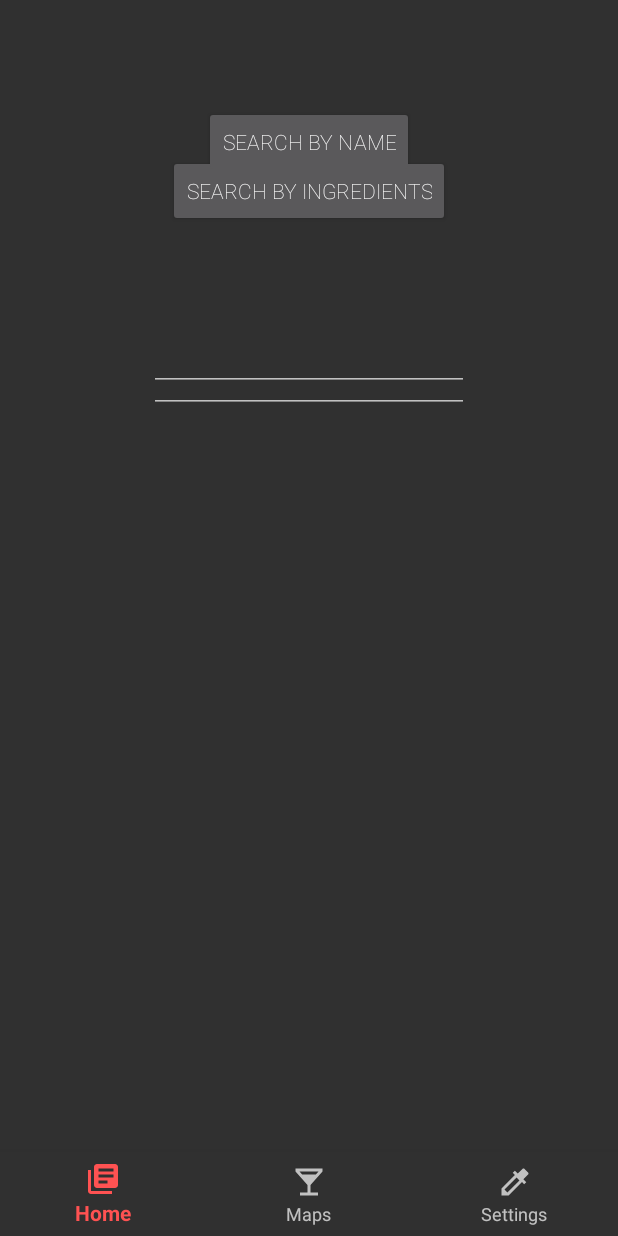
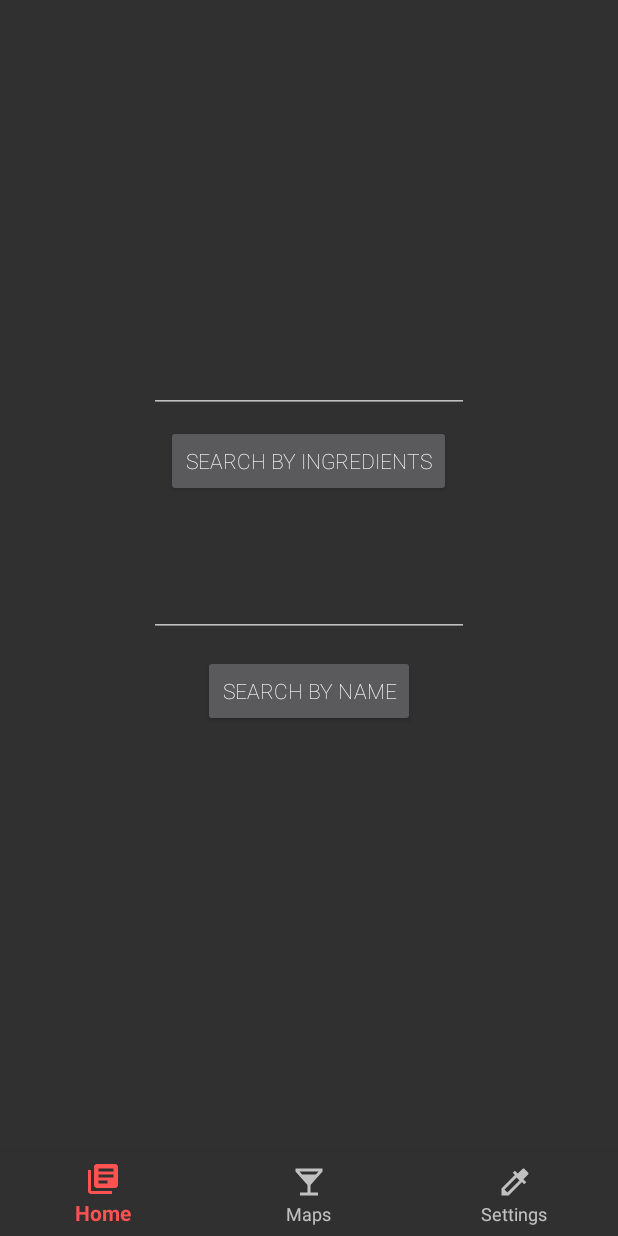
Before and after one commit to MysteryGenius/MezclaMAD, an Android app: the fragment SearchFragment placed in its activity, on a phone screen of 412 x 824 dp. Run offline under Robolectric (Android 15) with nearby library versions, the phone set to English and light mode, and no system bars.

Commit message:
Update for launch

```diff
--- a/app/src/main/res/layout/fragment_search.xml
+++ b/app/src/main/res/layout/fragment_search.xml
@@ -7,7 +7,7 @@
 
     <EditText
         android:id="@+id/editText"
-        android:layout_width="213dp"
+        android:layout_width="0dp"
         android:layout_height="wrap_content"
         android:layout_marginStart="99dp"
         android:layout_marginTop="230dp"
@@ -16,56 +16,49 @@
         android:ems="10"
         android:fontFamily="sans-serif-thin"
         android:inputType="textPersonName"
-        app:layout_constraintBottom_toBottomOf="parent"
+        app:layout_constraintBottom_toTopOf="@+id/submitBtn"
         app:layout_constraintEnd_toEndOf="parent"
-        app:layout_constraintHorizontal_bias="1.0"
+        app:layout_constraintHorizontal_bias="0.0"
         app:layout_constraintStart_toStartOf="parent"
         app:layout_constraintTop_toTopOf="parent"
-        app:layout_constraintVertical_bias="0.015" />
+        app:layout_constraintVertical_bias="0.833" />
 
     <Button
         android:id="@+id/submitBtn"
-        android:layout_width="wrap_content"
-        android:layout_height="wrap_content"
-        android:layout_marginStart="161dp"
-        android:layout_marginTop="8dp"
-        android:layout_marginEnd="162dp"
-        android:layout_marginBottom="8dp"
+        android:layout_width="190dp"
+        android:layout_height="48dp"
+        android:layout_marginBottom="48dp"
         android:fontFamily="sans-serif-thin"
         android:text="Search By Ingredients"
-        app:layout_constraintBottom_toBottomOf="parent"
+        app:layout_constraintBottom_toTopOf="@+id/SearchByName"
         app:layout_constraintEnd_toEndOf="parent"
-        app:layout_constraintStart_toStartOf="parent"
-        app:layout_constraintTop_toTopOf="parent"
-        app:layout_constraintVertical_bias="0.436" />
+        app:layout_constraintHorizontal_bias="0.497"
+        app:layout_constraintStart_toStartOf="parent" />
 
     <EditText
         android:id="@+id/SearchByName"
         android:layout_width="213dp"
-        android:layout_height="wrap_content"
-        android:layout_marginTop="64dp"
-        android:layout_marginBottom="8dp"
+        android:layout_height="45dp"
+        android:layout_marginBottom="12dp"
         android:ems="10"
         android:fontFamily="sans-serif-thin"
         android:inputType="textPersonName"
-        app:layout_constraintBottom_toBottomOf="parent"
+        app:layout_constraintBottom_toTopOf="@+id/nameBtn"
         app:layout_constraintEnd_toEndOf="parent"
-        app:layout_constraintStart_toStartOf="parent"
-        app:layout_constraintTop_toBottomOf="@+id/submitBtn"
-        app:layout_constraintVertical_bias="0.0" />
+        app:layout_constraintStart_toStartOf="parent" />
 
     <Button
         android:id="@+id/nameBtn"
-        android:layout_width="wrap_content"
-        android:layout_height="wrap_content"
+        android:layout_width="141dp"
+        android:layout_height="48dp"
         android:layout_marginTop="8dp"
-        android:layout_marginBottom="157dp"
+        android:layout_marginBottom="8dp"
         android:fontFamily="sans-serif-thin"
         android:text="Search by name"
         app:layout_constraintBottom_toBottomOf="parent"
         app:layout_constraintEnd_toEndOf="parent"
         app:layout_constraintStart_toStartOf="parent"
         app:layout_constraintTop_toTopOf="parent"
-        app:layout_constraintVertical_bias="0.893" />
+        app:layout_constraintVertical_bias="0.68" />
 
 </android.support.constraint.ConstraintLayout>
```
